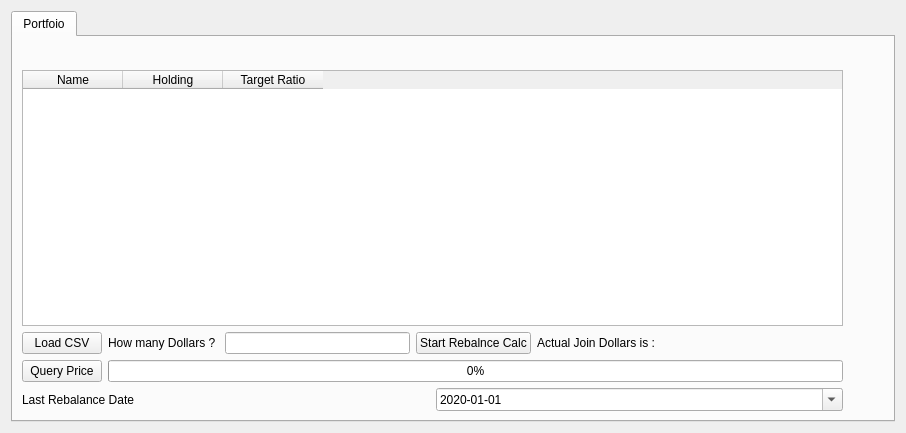
The window that loadportfoliowidget.ui (Awe31402/StockRebalance) describes before a commit, drawn with Qt 5.
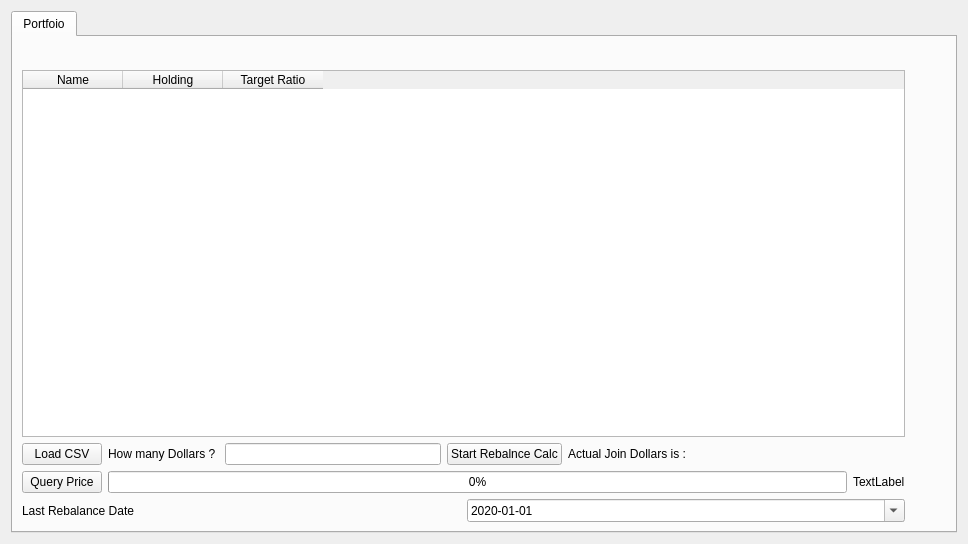
The same window after the commit.

```diff
--- a/loadportfoliowidget.ui
+++ b/loadportfoliowidget.ui
@@ -6,8 +6,8 @@
    <rect>
     <x>0</x>
     <y>0</y>
-    <width>906</width>
-    <height>433</height>
+    <width>968</width>
+    <height>544</height>
    </rect>
   </property>
   <property name="sizePolicy">
@@ -120,6 +120,13 @@
              </property>
             </widget>
            </item>
+           <item>
+            <widget class="QLabel" name="label_4">
+             <property name="text">
+              <string>TextLabel</string>
+             </property>
+            </widget>
+           </item>
           </layout>
          </item>
         </layout>
```
